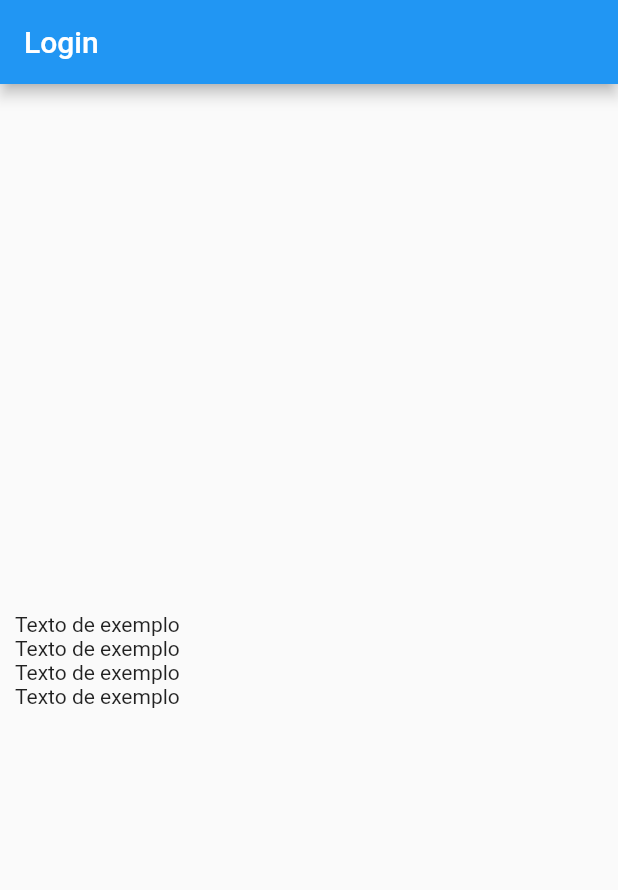
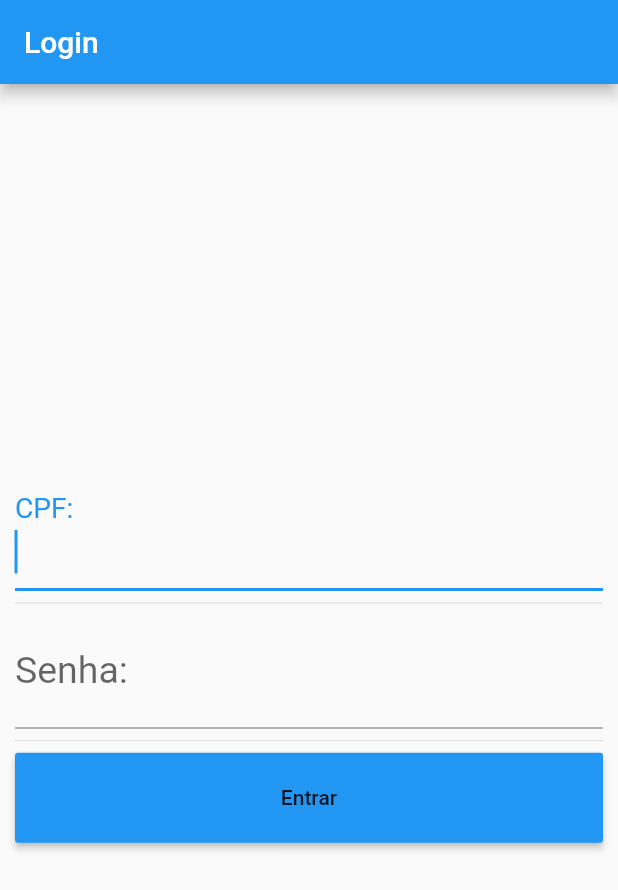
Before and after one commit to pedrohs/Flutter_hello_world_login, a Flutter app: the screen it shows after launch, after a tap on "segunda pagina", on a phone screen of 412 x 824 dp. Shown: the top 890 px of the screen. Run offline on Flutter 3.47's test engine with Material 2 defaults, Android fonts, the phone set to English and light mode, and no system bars.

Commit message:
add inputs para login
criado pagina de login e input texts

```diff
--- a/lib/main.dart
+++ b/lib/main.dart
@@ -28,10 +28,28 @@ class Page2 extends StatelessWidget {
             crossAxisAlignment: CrossAxisAlignment.stretch,
             mainAxisAlignment: MainAxisAlignment.center,
             children: <Widget>[
-              Text("Texto de exemplo"),
-              Text("Texto de exemplo"),
-              Text("Texto de exemplo"),
-              Text("Texto de exemplo")
+              TextFormField(
+                autofocus: true,
+                keyboardType: TextInputType.number,
+                style: TextStyle(fontSize:25),
+                decoration: InputDecoration(
+                  labelText: "CPF:"
+                ),
+                ),
+                Divider(),
+              TextFormField(
+                keyboardType: TextInputType.text,
+                obscureText: true,
+                style: TextStyle(fontSize:25),
+                decoration: InputDecoration(labelText: "Senha:"),
+              ),
+              Divider(),
+              ButtonTheme(
+                height: 60.0,
+                child: RaisedButton(
+                  child: Text("Entrar"), onPressed: () {},
+                ),
+              )
             ],
           )
         ),
```
